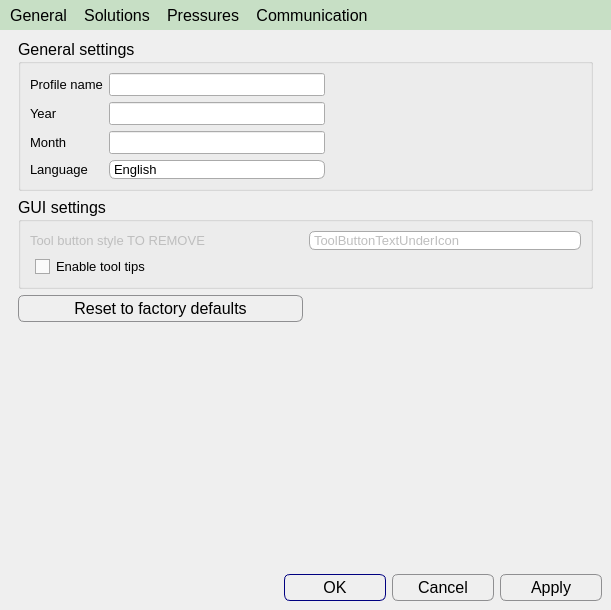
The window that apps/Lab-on-a-tip/tools.ui (bellonemauro/Labonatip2.0) describes before a commit, drawn with Qt 5.
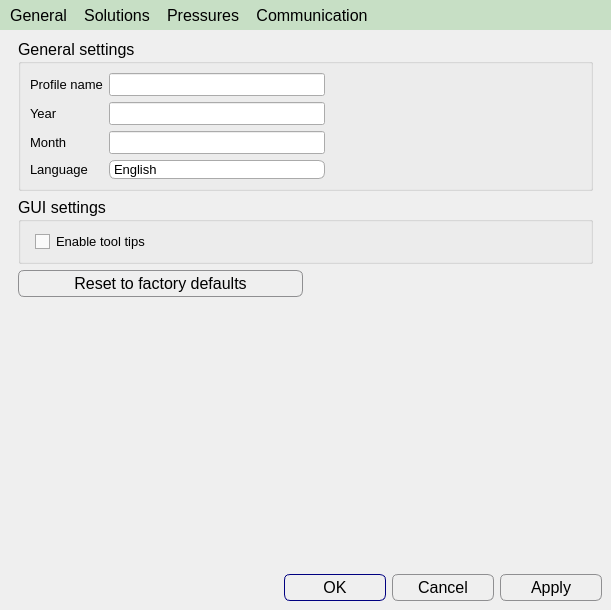
The same window after the commit. The open tabs and pages were chosen to show the change. Icons and pictures are not drawn.

What changed in the file:
```diff
--- a/apps/Lab-on-a-tip/tools.ui
+++ b/apps/Lab-on-a-tip/tools.ui
@@ -371,109 +371,6 @@
           </property>
           <layout class="QGridLayout" name="gridLayout_11">
            <item row="0" column="0">
-            <widget class="QLabel" name="label_16">
-             <property name="enabled">
-              <bool>false</bool>
-             </property>
-             <property name="font">
-              <font>
-               <pointsize>10</pointsize>
-              </font>
-             </property>
-             <property name="text">
-              <string>Tool button style TO REMOVE</string>
-             </property>
-            </widget>
-           </item>
-           <item row="0" column="2">
-            <widget class="QComboBox" name="comboBox_toolButtonStyle">
-             <property name="enabled">
-              <bool>false</bool>
-             </property>
-             <property name="font">
-              <font>
-               <pointsize>10</pointsize>
-              </font>
-             </property>
-             <property name="accessibleDescription">
-              <string notr="true"/>
-             </property>
-             <property name="styleSheet">
-              <string notr="true">QComboBox {
-    border: 1px solid gray;
-    border-radius: 6px;
-	border-color: rgb(170, 170, 170);
-    min-width: 6em;
-	background-color: qlineargradient(x1: 0, y1: 0, x2: 0, y2: 1,
-                                       stop: 0 #f6f7fa, stop: 1 #dadbde);
-}
-
-QComboBox:hover{
-  background-color: qlineargradient(x1: 0, y1: 0, x2: 0, y2: 1,
-                                       stop: 0 #f6f7fa, stop: 1 #F0FFF0);
- }
-
-QComboBox::drop-down {
-    subcontrol-origin: padding;
-    subcontrol-position: top right;
-    width: 20px;
-    border-style:solid;
-    border-left-color: darkgray;
-    border-left-style: solid; /* just a single line */
-    border-top-right-radius: 3px; /* same radius as the QComboBox */
-    border-bottom-right-radius: 3px;
-}
-
-
-QComboBox::down-arrow {
-    image: url(:/icons/comboDown.png);
-    width: 15px;
-}
-
-QComboBox::down-arrow:on { /* shift the arrow when popup is open */
-    top: 1px;
-    left: 1px;
-}
-
-</string>
-             </property>
-             <property name="currentText">
-              <string>ToolButtonTextUnderIcon</string>
-             </property>
-             <property name="currentIndex">
-              <number>3</number>
-             </property>
-             <property name="frame">
-              <bool>true</bool>
-             </property>
-             <item>
-              <property name="text">
-               <string>ToolButtonIconOnly</string>
-              </property>
-             </item>
-             <item>
-              <property name="text">
-               <string>ToolButtonTextOnly</string>
-              </property>
-             </item>
-             <item>
-              <property name="text">
-               <string>ToolButtonTextBesideIcon</string>
-              </property>
-             </item>
-             <item>
-              <property name="text">
-               <string>ToolButtonTextUnderIcon</string>
-              </property>
-             </item>
-             <item>
-              <property name="text">
-               <string>ToolButtonFollowStyle</string>
-              </property>
-             </item>
-            </widget>
-           </item>
-           <item row="1" column="0">
             <widget class="QCheckBox" name="checkBox_enableToolTips">
              <property name="font">
               <font>
```
Left out of the diff: 2 changed lines with no effect on the pictures.
